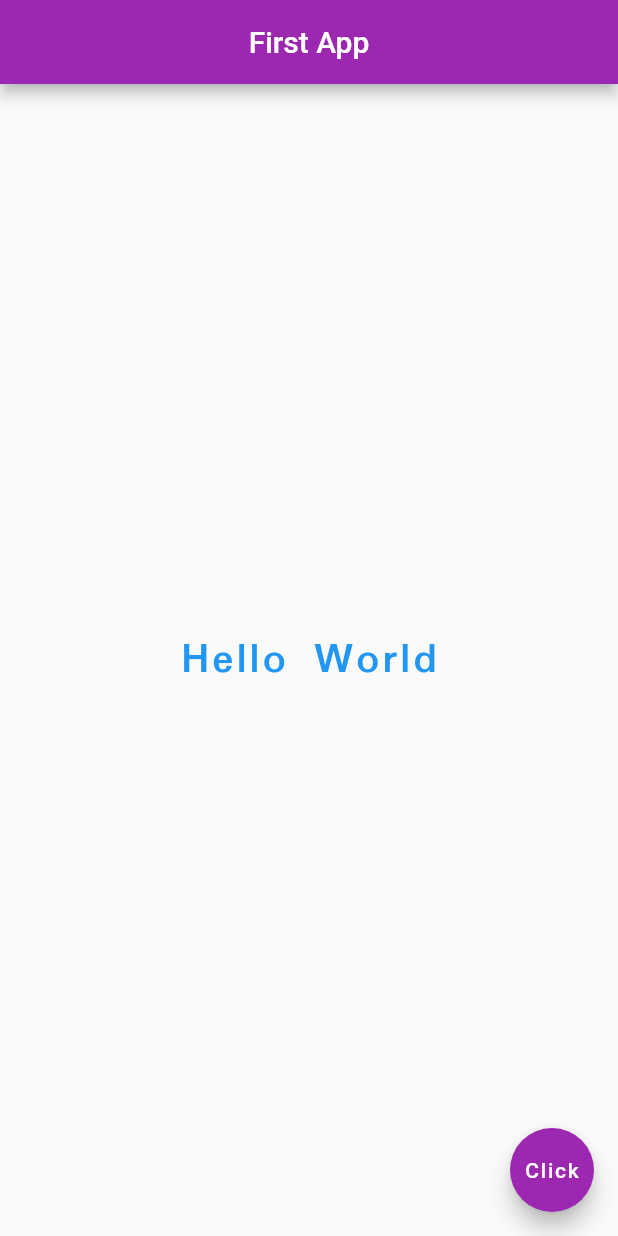
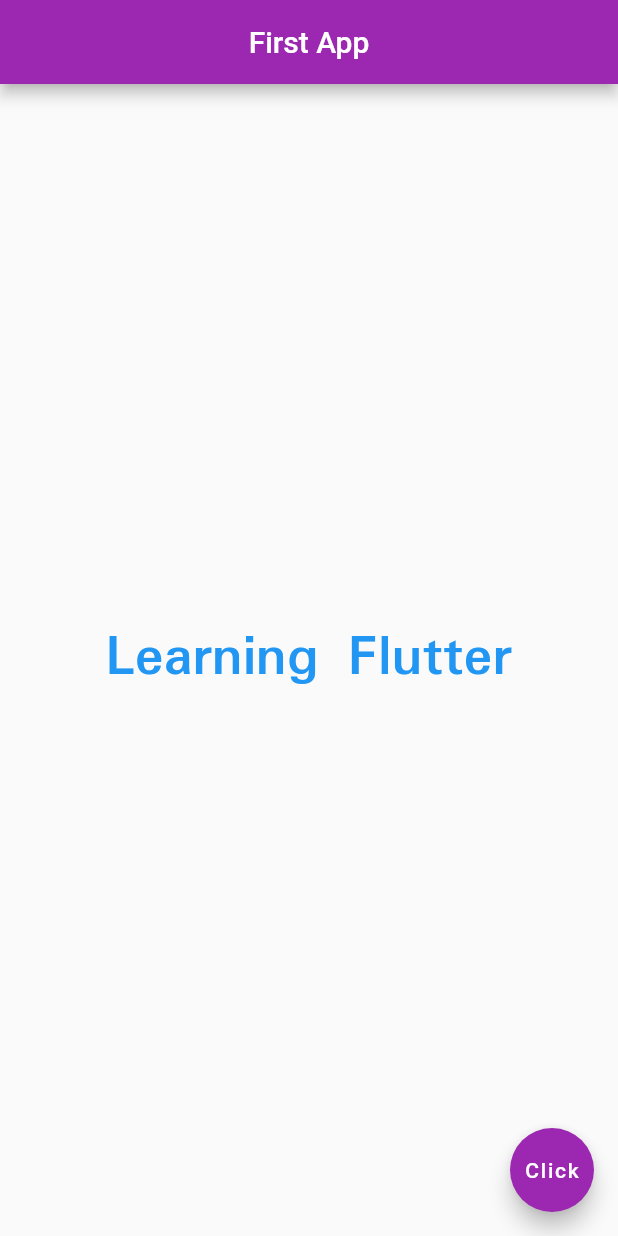
Before and after one commit to imaadzaffar/flutter-first-app, a Flutter app: the screen it shows after launch, on a phone screen of 412 x 824 dp. Run offline on Flutter 3.47's test engine with Material 2 defaults, Android fonts, the phone set to English and light mode, and no system bars.

Commit message:
Updated body text style

```diff
--- a/lib/main.dart
+++ b/lib/main.dart
@@ -17,12 +17,11 @@ class Home extends StatelessWidget {
       ),
       body: Center(
         child: Text(
-          'Hello World',
+          'Learning Flutter',
           style: TextStyle(
             fontFamily: 'Padauk',
-            fontSize: 30,
+            fontSize: 40,
             fontWeight: FontWeight.bold,
-            letterSpacing: 2.0,
             color: Colors.blue[500],
           ),
         ),
```
